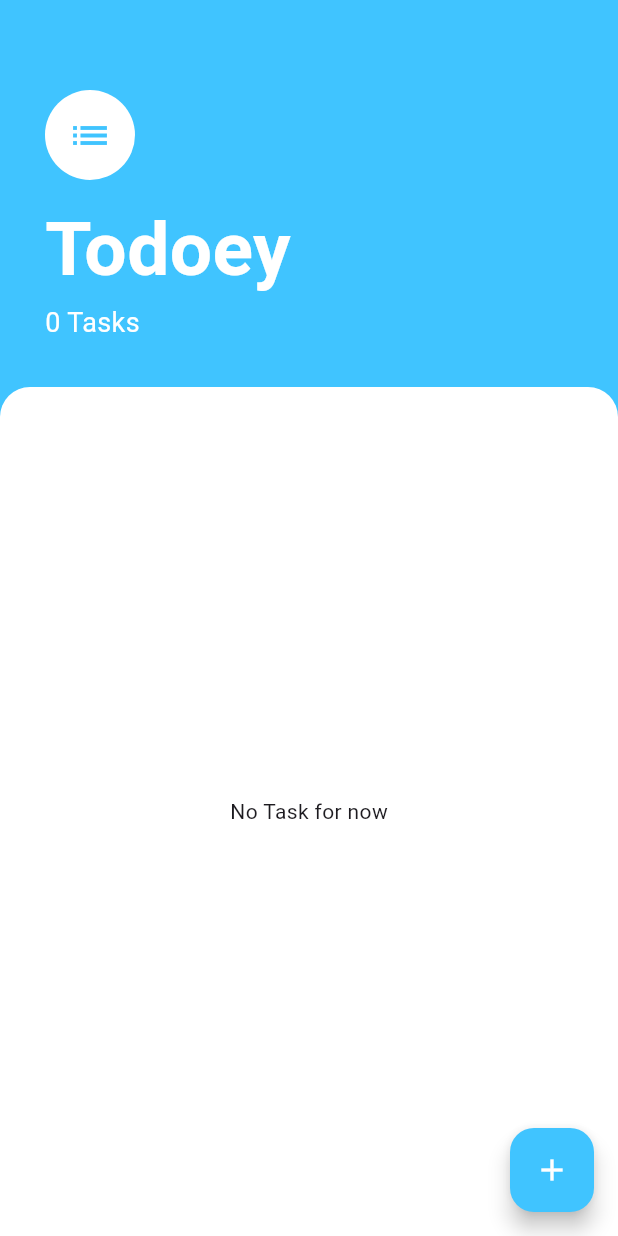
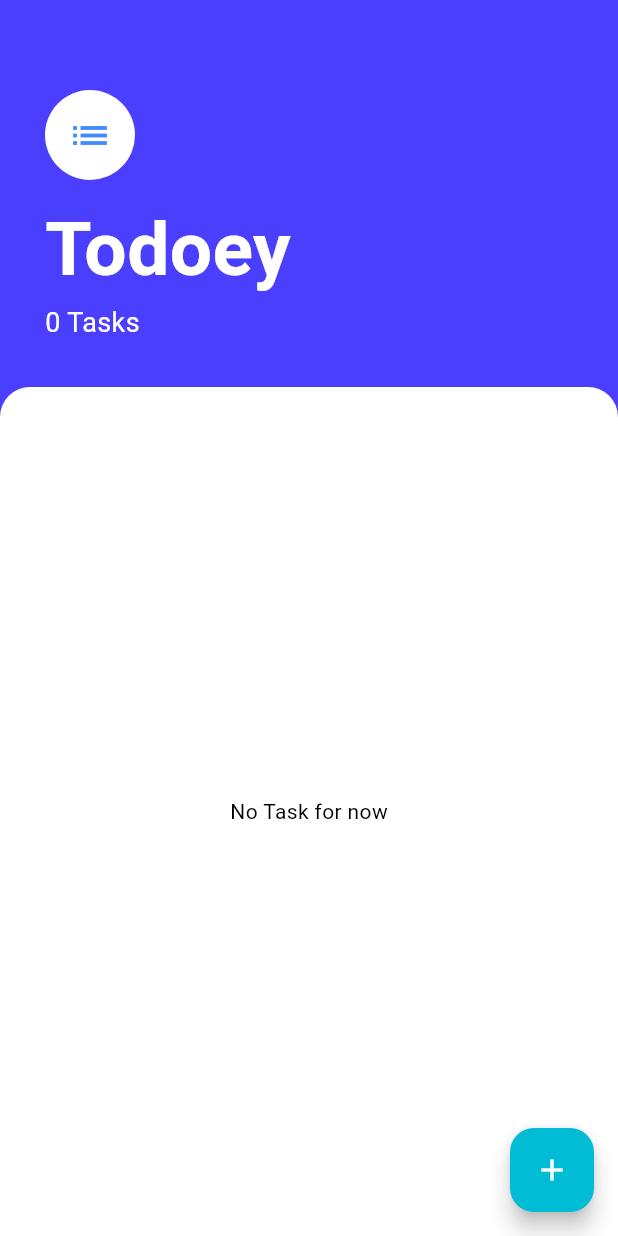
Before and after one commit to yigitalisonmez/to_do_app_flutter, a Flutter app: the screen it shows after launch, on a phone screen of 412 x 824 dp. Run offline on Flutter 3.47's test engine with Material 3 defaults, Android fonts, the light colour scheme and no system bars; our stand-ins replace cloud_firestore, firebase_core; accounts and stored records are empty.

Commit message:
apply themes

```diff
--- /dev/null
+++ b/lib/helper/constants.dart
@@ -0,0 +1,19 @@
+import 'package:flutter/material.dart';
+
+const kLightModePrimaryColor = Color(0xff44336ff);
+
+ThemeData lightMode = ThemeData(
+  brightness: Brightness.light,
+  colorScheme: const ColorScheme.light(
+    background: kLightModePrimaryColor,
+    primary: Colors.cyan /*Colors.grey.shade50*/,
+    secondary: Colors.blueAccent,
+    brightness: Brightness.light,
+  ),
+);
+
+ThemeData darkMode = ThemeData(
+  brightness: Brightness.dark,
+  colorScheme: ColorScheme.dark(
+      background: Colors.deepPurple, brightness: Brightness.dark),
+);
--- a/lib/main.dart
+++ b/lib/main.dart
@@ -4,6 +4,7 @@ import 'firebase_options.dart';
 import 'screens/tasks_screen.dart';
 import 'package:provider/provider.dart';
 import 'package:firebase_core/firebase_core.dart';
+import 'helper/constants.dart';
 
 void main() async {
   WidgetsFlutterBinding.ensureInitialized();
@@ -16,7 +17,9 @@ class MyApp extends StatelessWidget {
   Widget build(BuildContext context) {
     return ChangeNotifierProvider(
       create: (context) => TaskData(),
-      child: const MaterialApp(
+      child: MaterialApp(
+        theme: lightMode,
+        darkTheme: darkMode,
         home: TasksScreen(),
       ),
     );
--- a/lib/models/task_data.dart
+++ b/lib/models/task_data.dart
@@ -10,11 +10,15 @@ class TaskData extends ChangeNotifier {
   CollectionReference collection =
       FirebaseFirestore.instance.collection('tasks');
 
+  List<Task> tasks = [];
+
   int taskNumber = 0;
 
   Future<int> getTaskNumber() async {
     return await stream!.length;
   }
+
+  static Future<void> loadTasks() async {}
 
   void addTask(Task task) async {
     collection.doc(task.uuid).set({
--- a/lib/screens/tasks_screen.dart
+++ b/lib/screens/tasks_screen.dart
@@ -10,9 +10,9 @@ class TasksScreen extends StatelessWidget {
   @override
   Widget build(BuildContext context) {
     return Scaffold(
-      backgroundColor: Colors.lightBlueAccent,
+      backgroundColor: Theme.of(context).colorScheme.background,
       floatingActionButton: FloatingActionButton(
-          backgroundColor: Colors.lightBlueAccent,
+          backgroundColor: Theme.of(context).primaryColor,
           child: const Icon(
             Icons.add,
             color: Colors.white,
@@ -30,13 +30,13 @@ class TasksScreen extends StatelessWidget {
             child: Column(
               crossAxisAlignment: CrossAxisAlignment.start,
               children: [
-                const CircleAvatar(
+                CircleAvatar(
                   backgroundColor: Colors.white,
                   radius: 30.0,
                   child: Icon(
                     Icons.list,
                     size: 30.0,
-                    color: Colors.lightBlueAccent,
+                    color: Theme.of(context).colorScheme.secondary,
                   ),
                 ),
                 const SizedBox(height: 10.0),
```
